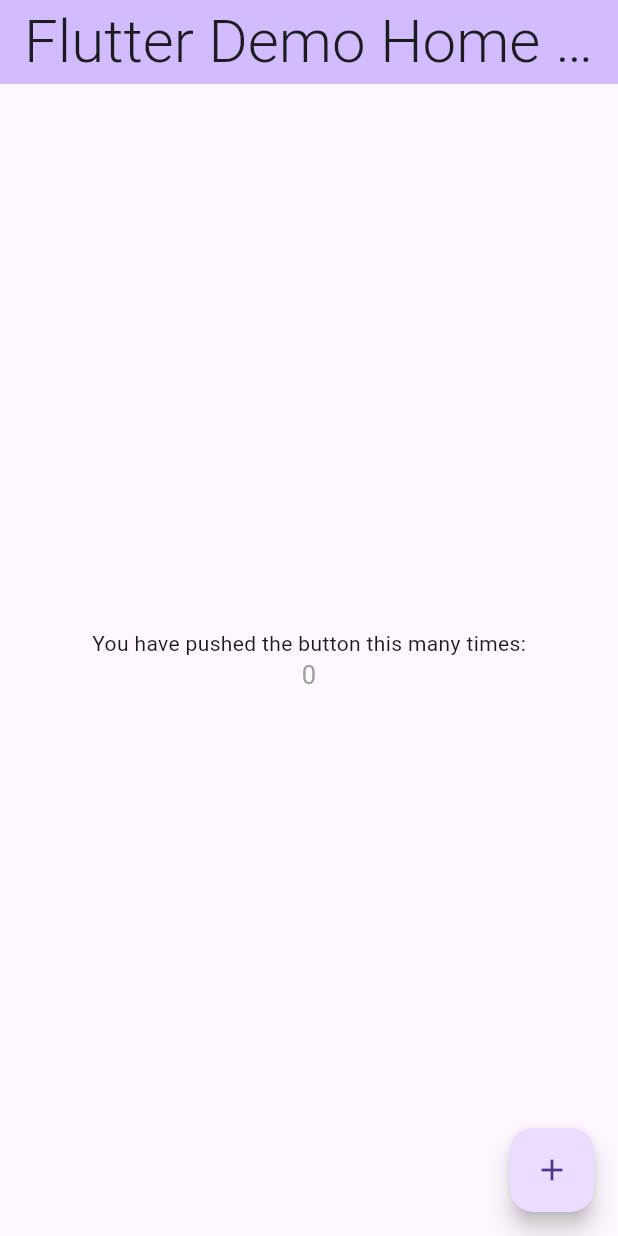
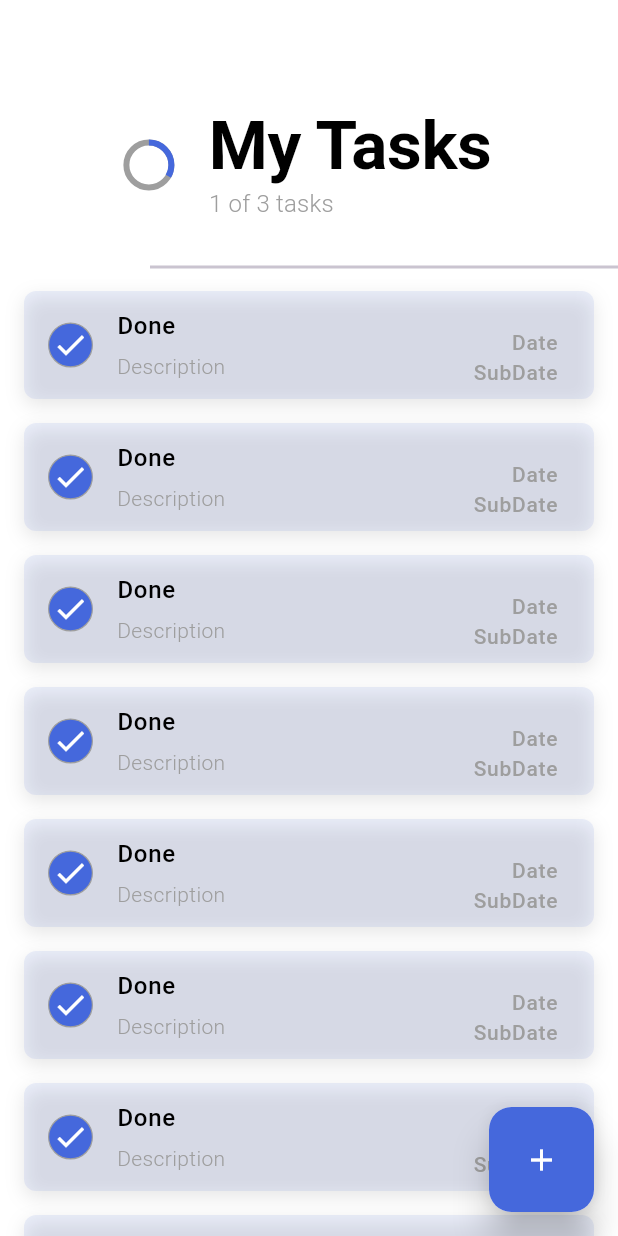
Before and after one commit to tiatiahwang/flutter_todo, a Flutter app: the screen it shows after launch, on a phone screen of 412 x 824 dp. Run offline on Flutter 3.47's test engine with Material 3 defaults, Android fonts, the phone set to English and light mode, and no system bars.

Commit message:
Add: task view UI

```diff
--- /dev/null
+++ b/lib/extensions/space_exs.dart
@@ -0,0 +1,11 @@
+import 'package:flutter/material.dart';
+
+extension IntExtension on int? {
+  int validate({int value = 0}) {
+    return this ?? value;
+  }
+
+  Widget get h => SizedBox(height: this?.toDouble());
+
+  Widget get w => SizedBox(width: this?.toDouble());
+}
--- a/lib/main.dart
+++ b/lib/main.dart
@@ -1,4 +1,5 @@
 import 'package:flutter/material.dart';
+import 'package:flutter_todo/views/home/widget/home_view.dart';
 
 void main() {
   runApp(const MyApp());
@@ -45,93 +46,7 @@ class MyApp extends StatelessWidget {
         ),
       ),
 
-      home: const MyHomePage(title: 'Flutter Demo Home Page'),
+      home: const HomeView(),
     );
   }
 }
-
-class MyHomePage extends StatefulWidget {
-  const MyHomePage({super.key, required this.title});
-
-  // This widget is the home page of your application. It is stateful, meaning
-  // that it has a State object (defined below) that contains fields that affect
-  // how it looks.
-
-  // This class is the configuration for the state. It holds the values (in this
-  // case the title) provided by the parent (in this case the App widget) and
-  // used by the build method of the State. Fields in a Widget subclass are
-  // always marked "final".
-
-  final String title;
-
-  @override
-  State<MyHomePage> createState() => _MyHomePageState();
-}
-
-class _MyHomePageState extends State<MyHomePage> {
-  int _counter = 0;
-
-  void _incrementCounter() {
-    setState(() {
-      // This call to setState tells the Flutter framework that something has
-      // changed in this State, which causes it to rerun the build method below
-      // so that the display can reflect the updated values. If we changed
-      // _counter without calling setState(), then the build method would not be
-      // called again, and so nothing would appear to happen.
-      _counter++;
-    });
-  }
-
-  @override
-  Widget build(BuildContext context) {
-    // This method is rerun every time setState is called, for instance as done
-    // by the _incrementCounter method above.
-    //
-    // The Flutter framework has been optimized to make rerunning build methods
-    // fast, so that you can just rebuild anything that needs updating rather
-    // than having to individually change instances of widgets.
-    return Scaffold(
-      appBar: AppBar(
-        // TRY THIS: Try changing the color here to a specific color (to
-        // Colors.amber, perhaps?) and trigger a hot reload to see the AppBar
-        // change color while the other colors stay the same.
-        backgroundColor: Theme.of(context).colorScheme.inversePrimary,
-        // Here we take the value from the MyHomePage object that was created by
-        // the App.build method, and use it to set our appbar title.
-        title: Text(widget.title),
-      ),
-      body: Center(
-        // Center is a layout widget. It takes a single child and positions it
-        // in the middle of the parent.
-        child: Column(
-          // Column is also a layout widget. It takes a list of children and
-          // arranges them vertically. By default, it sizes itself to fit its
-          // children horizontally, and tries to be as tall as its parent.
-          //
-          // Column has various properties to control how it sizes itself and
-          // how it positions its children. Here we use mainAxisAlignment to
-          // center the children vertically; the main axis here is the vertical
-          // axis because Columns are vertical (the cross axis would be
-          // horizontal).
-          //
-          // TRY THIS: Invoke "debug painting" (choose the "Toggle Debug Paint"
-          // action in the IDE, or press "p" in the console), to see the
-          // wireframe for each widget.
-          mainAxisAlignment: MainAxisAlignment.center,
-          children: <Widget>[
-            const Text('You have pushed the button this many times:'),
-            Text(
-              '$_counter',
-              style: Theme.of(context).textTheme.headlineMedium,
-            ),
-          ],
-        ),
-      ),
-      floatingActionButton: FloatingActionButton(
-        onPressed: _incrementCounter,
-        tooltip: 'Increment',
-        child: const Icon(Icons.add),
-      ), // This trailing comma makes auto-formatting nicer for build methods.
-    );
-  }
-}
--- /dev/null
+++ b/lib/views/home/widget/fab.dart
@@ -0,0 +1,31 @@
+import 'dart:developer';
+
+import 'package:flutter/material.dart';
+import 'package:flutter_todo/utils/app_colors.dart';
+
+class Fab extends StatelessWidget {
+  const Fab({super.key});
+
+  @override
+  Widget build(BuildContext context) {
+    return GestureDetector(
+      onTap: () {
+        // navigate to task view by tapping on this button later
+        log("Task view");
+      },
+      child: Material(
+        borderRadius: BorderRadius.circular(15),
+        elevation: 10, // shadow
+        child: Container(
+          width: 70,
+          height: 70,
+          decoration: BoxDecoration(
+            color: AppColors.primaryColor,
+            borderRadius: BorderRadius.circular(15),
+          ),
+          child: Center(child: Icon(Icons.add, color: Colors.white)),
+        ),
+      ),
+    );
+  }
+}
--- /dev/null
+++ b/lib/views/home/widget/home_view.dart
@@ -0,0 +1,185 @@
+import 'package:flutter/material.dart';
+import 'package:flutter_todo/extensions/space_exs.dart';
+import 'package:flutter_todo/utils/app_colors.dart';
+import 'package:flutter_todo/utils/app_str.dart';
+import 'package:flutter_todo/views/home/widget/fab.dart';
+
+class HomeView extends StatefulWidget {
+  const HomeView({super.key});
+
+  @override
+  State<HomeView> createState() => _HomeViewState();
+}
+
+class _HomeViewState extends State<HomeView> {
+  @override
+  Widget build(BuildContext context) {
+    TextTheme textTheme = Theme.of(context).textTheme;
+
+    return Scaffold(
+      backgroundColor: Colors.white,
+
+      // FAB
+      floatingActionButton: const Fab(),
+
+      // Body
+      body: SafeArea(
+        child: SingleChildScrollView(
+          child: Column(
+            children: [
+              // Custom App Bar
+              Container(
+                margin: EdgeInsets.only(top: 60),
+                width: double.infinity,
+                height: 100,
+                child: Row(
+                  mainAxisAlignment: MainAxisAlignment.center,
+                  children: [
+                    // Progress Indicator
+                    SizedBox(
+                      width: 30,
+                      height: 30,
+                      child: const CircularProgressIndicator(
+                        value: 1 / 3,
+                        backgroundColor: Colors.grey,
+                        valueColor: AlwaysStoppedAnimation(
+                          AppColors.primaryColor,
+                        ),
+                      ),
+                    ),
+
+                    // Space
+                    25.w,
+
+                    // Top level task info
+                    Column(
+                      mainAxisAlignment: MainAxisAlignment.center,
+                      crossAxisAlignment: CrossAxisAlignment.start,
+                      children: [
+                        Text(AppStr.mainTitle, style: textTheme.displayLarge),
+                        3.h,
+                        Text("1 of 3 tasks", style: textTheme.titleMedium),
+                      ],
+                    ),
+                  ],
+                ),
+              ),
+
+              // Divider
+              const Padding(
+                padding: EdgeInsets.only(top: 10),
+                child: Divider(thickness: 2, indent: 100),
+              ),
+
+              // Tasks
+              SizedBox(
+                width: double.infinity,
+                height: 745,
+                child: ListView.builder(
+                  itemCount: 20,
+                  scrollDirection: Axis.vertical,
+                  itemBuilder: (context, index) {
+                    return GestureDetector(
+                      onTap: () {
+                        // navigate to task view to see task details
+                      },
+                      child: AnimatedContainer(
+                        margin: const EdgeInsets.symmetric(
+                          horizontal: 16,
+                          vertical: 8,
+                        ),
+                        decoration: BoxDecoration(
+                          color: AppColors.primaryColor.withValues(alpha: 0.1),
+                          borderRadius: BorderRadius.circular(8),
+                          boxShadow: [
+                            BoxShadow(
+                              color: Colors.black.withValues(alpha: 0.1),
+                              offset: const Offset(0, 4),
+                              blurRadius: 10,
+                            ),
+                          ],
+                        ),
+                        duration: const Duration(microseconds: 600),
+                        child: ListTile(
+                          // check Icon
+                          leading: GestureDetector(
+                            onTap: () {
+                              // check or uncheck the task
+                            },
+                            child: AnimatedContainer(
+                              width: 30,
+                              height: 30,
+                              duration: const Duration(milliseconds: 600),
+                              decoration: BoxDecoration(
+                                color: AppColors.primaryColor,
+                                shape: BoxShape.circle,
+                                border: Border.all(
+                                  color: Colors.grey,
+                                  width: 0.8,
+                                ),
+                              ),
+                              child: Icon(Icons.check, color: Colors.white),
+                            ),
+                          ),
+
+                          // task title
+                          title: Padding(
+                            padding: const EdgeInsets.only(bottom: 5, top: 3),
+                            child: Text(
+                              "Done",
+                              style: TextStyle(
+                                color: Colors.black,
+                                fontWeight: FontWeight.w500,
+                                // decoration: TextDecoration.lineThrough,
+                              ),
+                            ),
+                          ),
+
+                          // task description
+                          subtitle: Column(
+                            crossAxisAlignment: CrossAxisAlignment.start,
+                            children: [
+                              Text(
+                                "Description",
+                                style: TextStyle(
+                                  color: Colors.grey,
+                                  fontWeight: FontWeight.w300,
+                                ),
+                              ),
+                            ],
+                          ),
+
+                          // date of task
+                          trailing: Column(
+                            mainAxisAlignment: MainAxisAlignment.end,
+                            crossAxisAlignment: CrossAxisAlignment.end,
+                            children: [
+                              Text(
+                                "Date",
+                                style: TextStyle(
+                                  fontSize: 14,
+                                  color: Colors.grey,
+                                ),
+                              ),
+                              Text(
+                                "SubDate",
+                                style: TextStyle(
+                                  fontSize: 14,
+                                  color: Colors.grey,
+                                ),
+                              ),
+                            ],
+                          ),
+                        ),
+                      ),
+                    );
+                  },
+                ),
+              ),
+            ],
+          ),
+        ),
+      ),
+    );
+  }
+}
--- a/pubspec.yaml
+++ b/pubspec.yaml
@@ -88,7 +88,7 @@ flutter:
 
   # To add assets to your application, add an assets section, like this:
   assets:
-    - aseets/img/
+    - assets/img/
     - assets/lottie/
 
   # An image asset can refer to one or more resolution-specific "variants", see
```
Also changed, not shown: 6 other files.
